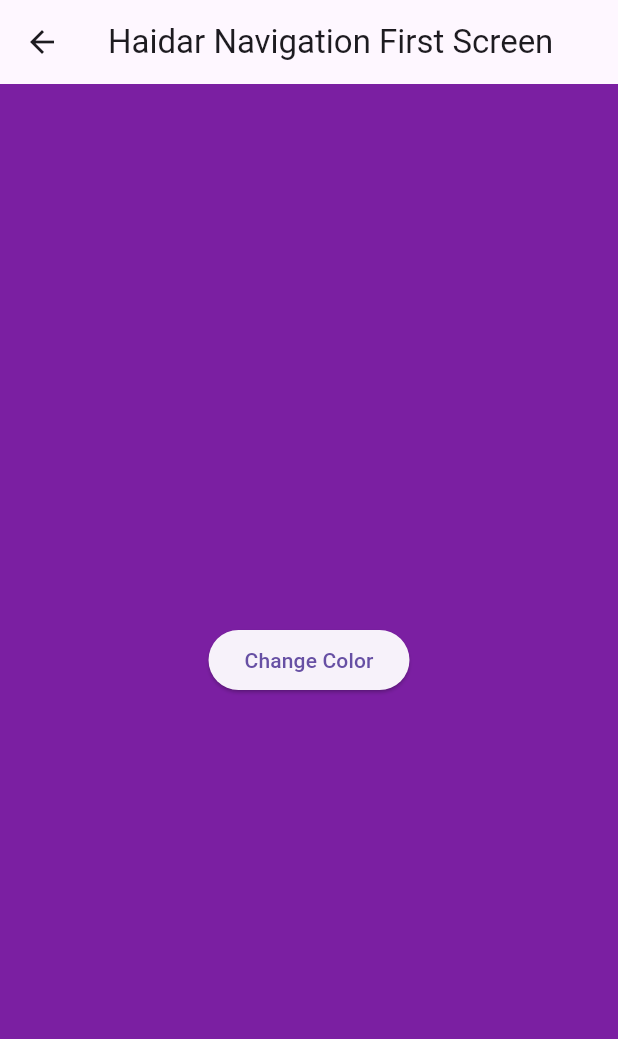
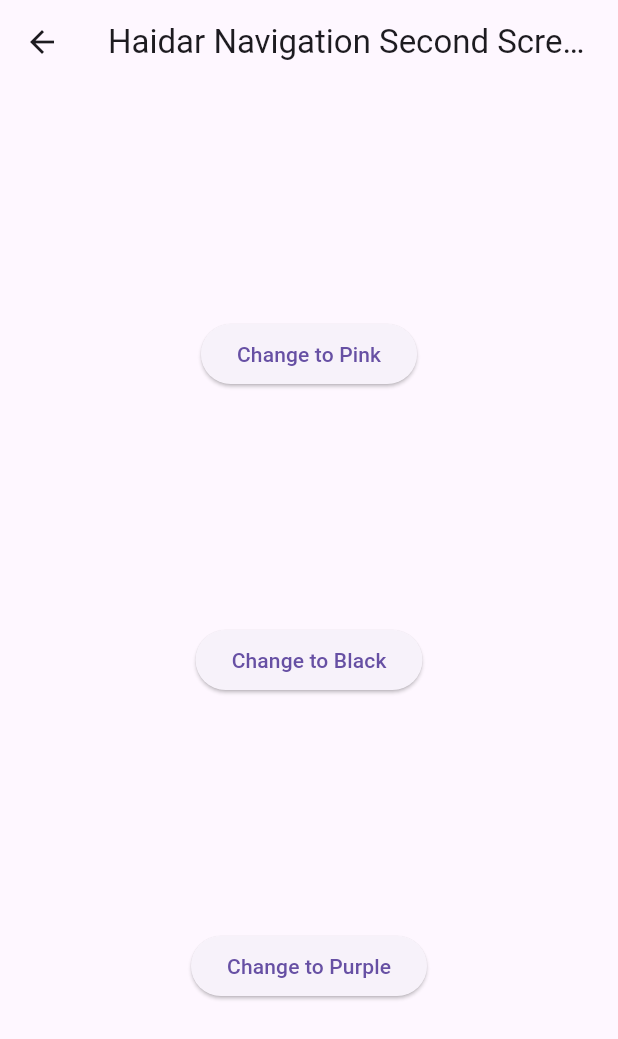
Before and after one commit to Haidarly2/09-2241720258-Pertemuan-11, a Flutter app: the NavigationFirst screen opened directly, after a tap on "Change Color", on a phone screen of 412 x 824 dp. Shown: the top 1039 px of the screen. Run offline on Flutter 3.47's test engine with Material 3 defaults, Android fonts, the phone set to English and light mode, and no system bars; our stand-ins replace geolocator.

Commit message:
commit W11: Soal 16

```diff
--- a/books/lib/main.dart
+++ b/books/lib/main.dart
@@ -1,6 +1,7 @@
 import 'dart:async';
 // import 'package:async/async.dart';
-import 'package:books/geolocation.dart';
+// import 'package:books/geolocation.dart';
+import 'package:books/navigation_first.dart';
 import 'package:flutter/material.dart';
 import 'package:http/http.dart';
 import 'package:http/http.dart' as http;
@@ -20,7 +21,7 @@ class MyApp extends StatelessWidget {
         primarySwatch: Colors.blue,
         visualDensity: VisualDensity.adaptivePlatformDensity,
       ),
-      home: const LocationScreen(),
+      home: const NavigationFirst(),
     );
   }
 }
--- a/books/lib/navigation_first.dart
+++ b/books/lib/navigation_first.dart
@@ -1,3 +1,4 @@
+import 'package:books/navigation_second.dart';
 import 'package:flutter/material.dart';
 
 class NavigationFirst extends StatefulWidget {
@@ -27,4 +28,12 @@ class _NavigationFirstState extends State<NavigationFirst> {
       ),
     );
   }
+
+  Future _navigateAndGetColor(BuildContext context) async {
+    color = await Navigator.push(
+      context,
+      MaterialPageRoute(builder: (context) => const NavigationSecond()),
+    ) ?? Colors.purple;
+    setState(() {});
+  }
 }
--- /dev/null
+++ b/books/lib/navigation_second.dart
@@ -0,0 +1,49 @@
+import 'package:flutter/material.dart';
+
+class NavigationSecond extends StatefulWidget {
+  const NavigationSecond({Key? key}) : super(key: key);
+
+  @override
+  State<NavigationSecond> createState() => _NavigationSecondState();
+}
+
+class _NavigationSecondState extends State<NavigationSecond> {
+  @override
+  Widget build(BuildContext context) {
+    Color color;
+
+    return Scaffold(
+      appBar: AppBar(
+        title: const Text('Haidar Navigation Second Screen'),
+      ),
+      body: Center(
+        child: Column(
+          mainAxisAlignment: MainAxisAlignment.spaceEvenly,
+          children: [
+            ElevatedButton(
+              child: const Text('Change to Pink'),
+              onPressed: () {
+                color = Colors.pink.shade700;
+                Navigator.pop(context, color);
+              },
+            ),
+            ElevatedButton(
+              child: const Text('Change to Black'),
+              onPressed: () {
+                color = Colors.black;
+                Navigator.pop(context, color);
+              },
+            ),
+            ElevatedButton(
+              child: const Text('Change to Purple'),
+              onPressed: () {
+                color = Colors.purple.shade700;
+                Navigator.pop(context, color);
+              },
+            ),
+          ],
+        ),
+      ),
+    );
+  }
+}
```
Also changed, not shown: 1 other file.
